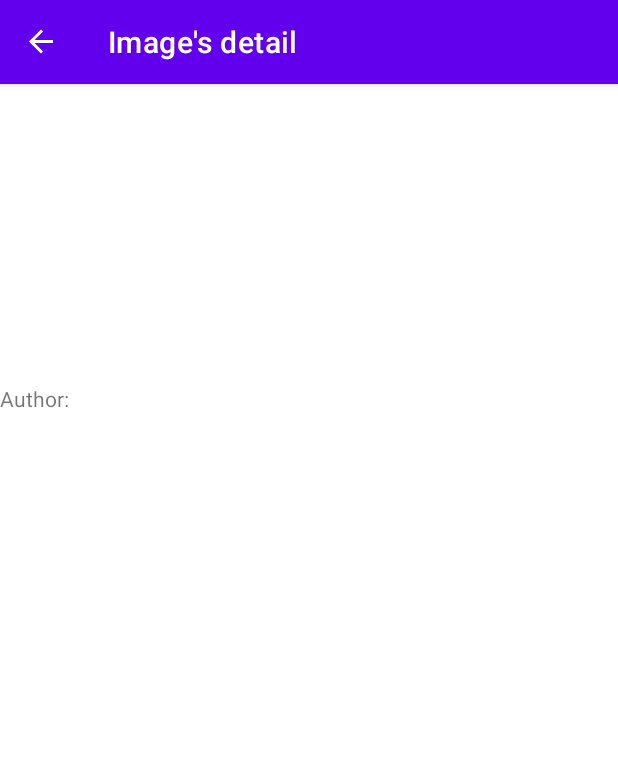
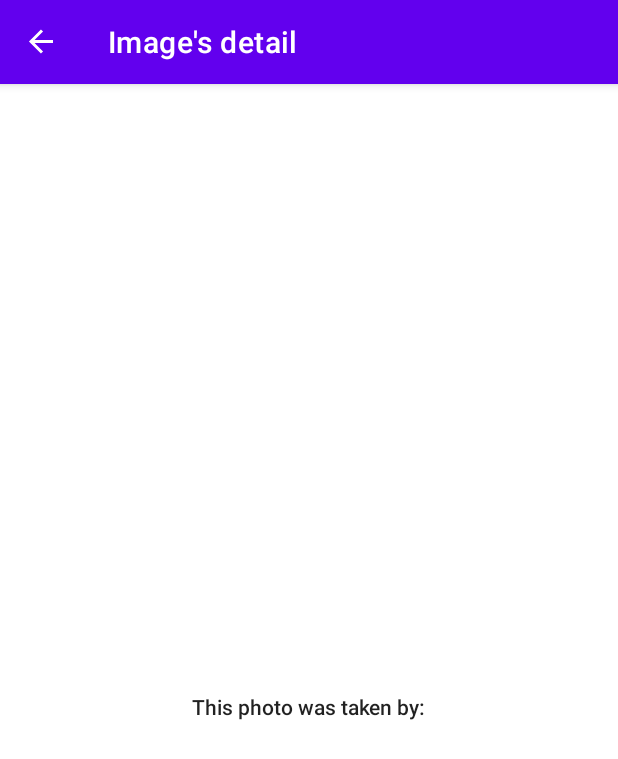
Before and after one commit to azielu/lorem-picsum-browser, an Android app: the DetailFragment screen opened through its navigation route, on a phone screen of 412 x 824 dp. Shown: the top 759 px of the screen. Run offline under Robolectric (Android 15) with nearby library versions, the phone set to English and light mode, and no system bars; our stand-ins replace navigation-ui; pictures from the network do not load.

```diff
--- a/app/src/main/java/com/azielu/lorempicsumbrowser/ui/images/ImagesContract.kt
+++ b/app/src/main/java/com/azielu/lorempicsumbrowser/ui/images/ImagesContract.kt
@@ -12,9 +12,4 @@ object ImagesContract {
     interface Presenter : MvpPresenter<View> {
         fun fetchImages()
     }
-
-    interface DetailView {
-
-    }
-
 }
--- a/app/src/main/res/layout/fragment_detail.xml
+++ b/app/src/main/res/layout/fragment_detail.xml
@@ -9,17 +9,25 @@
     <ImageView
         android:id="@+id/imageView"
         android:layout_width="match_parent"
-        android:layout_height="200dp" />
+        android:layout_height="400dp"
+        tools:src="@android:drawable/star_big_off" />
 
     <TextView
         android:id="@+id/textview_author_label"
+        style="@style/TextAppearance.AppCompat.Body2"
         android:text="@string/author"
+        android:layout_margin="5dp"
+        android:layout_gravity="center"
         android:layout_width="wrap_content"
         android:layout_height="wrap_content" />
 
     <TextView
         android:id="@+id/textview_author"
+        style="@style/TextAppearance.AppCompat.Display1"
+        android:layout_margin="5dp"
+        android:layout_gravity="center"
         android:layout_width="wrap_content"
-        android:layout_height="wrap_content" />
+        android:layout_height="wrap_content"
+        tools:text="John Doe" />
 
 </LinearLayout>
--- a/app/src/main/res/values-land/dimens.xml
+++ /dev/null
@@ -1,3 +0,0 @@
-<resources>
-    <dimen name="fab_margin">48dp</dimen>
-</resources>
--- a/app/src/main/res/values-w1240dp/dimens.xml
+++ /dev/null
@@ -1,3 +0,0 @@
-<resources>
-    <dimen name="fab_margin">200dp</dimen>
-</resources>
--- a/app/src/main/res/values-w600dp/dimens.xml
+++ /dev/null
@@ -1,3 +0,0 @@
-<resources>
-    <dimen name="fab_margin">48dp</dimen>
-</resources>
--- a/app/src/main/res/values/strings.xml
+++ b/app/src/main/res/values/strings.xml
@@ -4,5 +4,5 @@
     <!-- Strings used for fragments for navigation -->
     <string name="list_fragment_label">Images list</string>
     <string name="detail_fragment_label">Image\'s detail</string>
-    <string name="author">Author:</string>
+    <string name="author">This photo was taken by:</string>
 </resources>
```
Also changed, not shown: app/src/main/java/com/azielu/lorempicsumbrowser/ui/images/DetailFragment.kt (+4 -4 lines), app/src/main/java/com/azielu/lorempicsumbrowser/ui/images/ImageListFragment.kt (+4 -4 lines).
